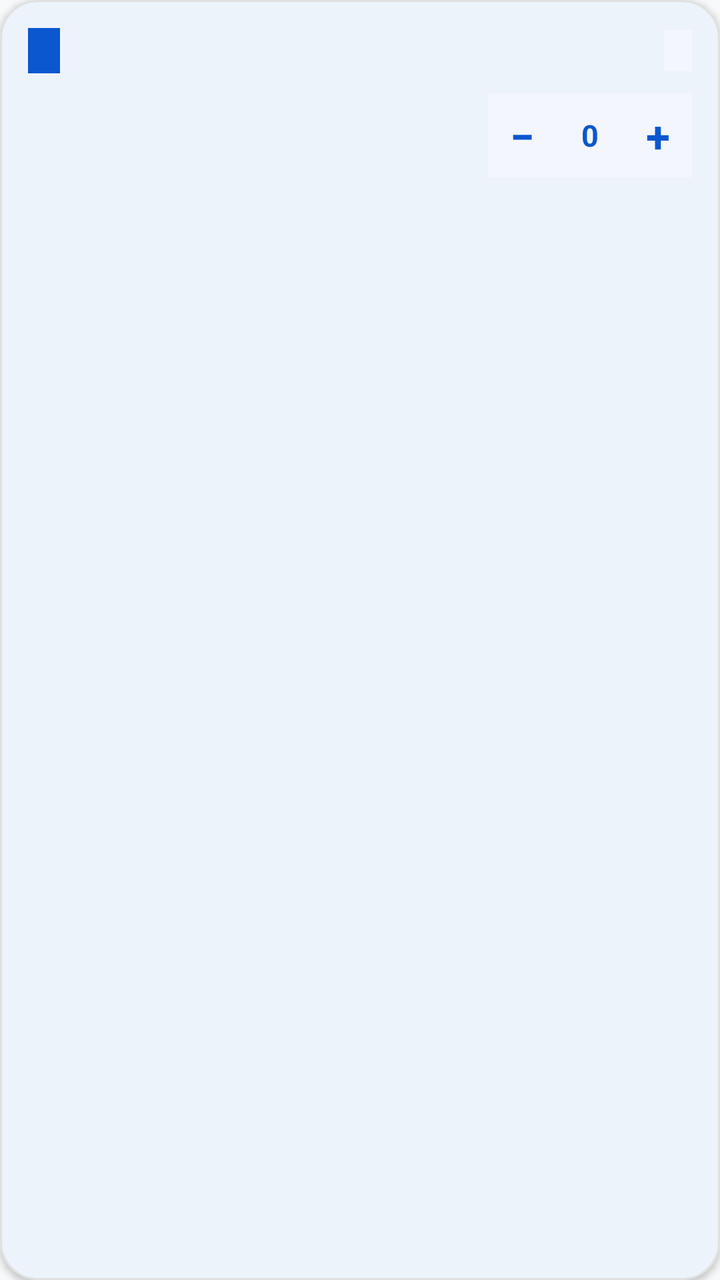
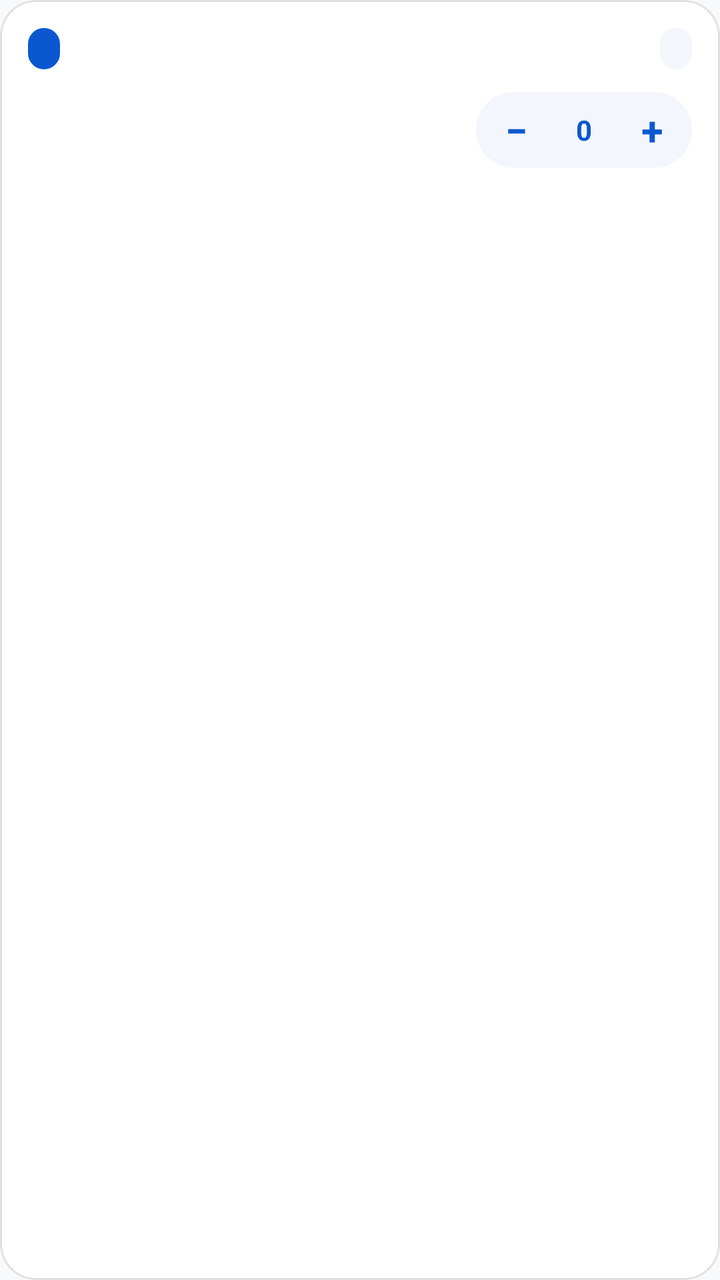

Before-and-after screenshots of an Android layout around one commit, followed by the original layout XML and the change that was made.
<!-- AndroidManifest.xml: application theme Theme.OrderPro -->
<!-- res/layout/item_order_catalog_product.xml -->
<?xml version="1.0" encoding="utf-8"?>
<com.google.android.material.card.MaterialCardView xmlns:android="http://schemas.android.com/apk/res/android"
    xmlns:app="http://schemas.android.com/apk/res-auto"
    android:layout_width="match_parent"
    android:layout_height="wrap_content"
    app:cardBackgroundColor="@color/surface_light"
    app:cardCornerRadius="19dp"
    app:cardElevation="2dp"
    app:strokeColor="@color/outline_light"
    app:strokeWidth="1dp">

    <LinearLayout
        android:layout_width="match_parent"
        android:layout_height="wrap_content"
        android:orientation="vertical"
        android:padding="14dp">

        <LinearLayout
            android:layout_width="match_parent"
            android:layout_height="wrap_content"
            android:gravity="center_vertical"
            android:orientation="horizontal">

            <TextView
                android:id="@+id/tvProductBrand"
                android:layout_width="wrap_content"
                android:layout_height="wrap_content"
                android:background="@color/google_blue"
                android:paddingStart="8dp"
                android:paddingTop="4dp"
                android:paddingEnd="8dp"
                android:paddingBottom="4dp"
                android:textColor="@color/surface_light"
                android:textSize="11sp"
                android:textStyle="bold" />

            <TextView
                android:id="@+id/tvProductSku"
                android:layout_width="0dp"
                android:layout_height="wrap_content"
                android:layout_marginStart="8dp"
                android:layout_weight="1"
                android:textColor="@color/on_surface_variant_light"
                android:textSize="12sp" />

            <TextView
                android:id="@+id/tvProductType"
                android:layout_width="wrap_content"
                android:layout_height="wrap_content"
                android:background="@color/tonal_surface_light"
                android:paddingStart="7dp"
                android:paddingTop="3dp"
                android:paddingEnd="7dp"
                android:paddingBottom="3dp"
                android:textColor="@color/on_surface_variant_light"
                android:textSize="11sp" />
        </LinearLayout>

        <LinearLayout
            android:layout_width="match_parent"
            android:layout_height="wrap_content"
            android:layout_marginTop="10dp"
            android:gravity="center_vertical"
            android:orientation="horizontal">

            <LinearLayout
                android:layout_width="0dp"
                android:layout_height="wrap_content"
                android:layout_weight="1"
                android:orientation="vertical">

                <TextView
                    android:id="@+id/tvProductName"
                    android:layout_width="match_parent"
                    android:layout_height="wrap_content"
                    android:maxLines="2"
                    android:textColor="@color/on_surface_light"
                    android:textSize="15sp"
                    android:textStyle="bold" />

                <TextView
                    android:id="@+id/tvProductPrice"
                    android:layout_width="match_parent"
                    android:layout_height="wrap_content"
                    android:layout_marginTop="5dp"
                    android:textColor="@color/google_blue"
                    android:textSize="12sp"
                    android:textStyle="bold" />
            </LinearLayout>

            <LinearLayout
                android:id="@+id/orderQuantityStepper"
                android:layout_width="wrap_content"
                android:layout_height="42dp"
                android:layout_marginStart="8dp"
                android:background="@color/tonal_surface_light"
                android:gravity="center"
                android:orientation="horizontal">

                <TextView
                    android:id="@+id/btnDecreaseQuantity"
                    android:layout_width="34dp"
                    android:layout_height="match_parent"
                    android:contentDescription="Decrease quantity"
                    android:gravity="center"
                    android:text="−"
                    android:textColor="@color/google_blue"
                    android:textSize="22sp"
                    android:textStyle="bold" />

                <TextView
                    android:id="@+id/tvProductQuantity"
                    android:layout_width="34dp"
                    android:layout_height="match_parent"
                    android:gravity="center"
                    android:text="0"
                    android:textColor="@color/google_blue"
                    android:textSize="15sp"
                    android:textStyle="bold" />

                <TextView
                    android:id="@+id/btnIncreaseQuantity"
                    android:layout_width="34dp"
                    android:layout_height="match_parent"
                    android:contentDescription="Increase quantity"
                    android:gravity="center"
                    android:text="+"
                    android:textColor="@color/google_blue"
                    android:textSize="22sp"
                    android:textStyle="bold" />
            </LinearLayout>
        </LinearLayout>
    </LinearLayout>
</com.google.android.material.card.MaterialCardView>
<!-- resources referenced by this layout -->
<resources>
  <color name="google_blue">#0B57D0</color>
  <color name="on_surface_light">#1F1F1F</color>
  <color name="on_surface_variant_light">#444746</color>
  <color name="outline_light">#E0E0E0</color>
  <color name="surface_light">#FFFFFF</color>
  <color name="tonal_surface_light">#F3F6FC</color>
  <style name="Theme.OrderPro" parent="Theme.Material3.DayNight.NoActionBar">
          <item name="colorPrimary">@color/google_blue</item>
          <item name="colorOnPrimary">@color/surface_light</item>
          <item name="colorPrimaryContainer">@color/google_blue_container</item>
          <item name="colorOnPrimaryContainer">@color/on_google_blue_container</item>
          <item name="android:colorBackground">@color/background_light</item>
          <item name="colorSurface">@color/surface_light</item>
          <item name="colorSurfaceVariant">@color/tonal_surface_light</item>
          <item name="colorOnSurface">@color/on_surface_light</item>
          <item name="colorOnSurfaceVariant">@color/on_surface_variant_light</item>
          <item name="colorOutline">@color/outline_light</item>
      </style>
  <color name="google_blue_container">#D3E3FD</color>
  <color name="on_google_blue_container">#041E49</color>
  <color name="background_light">#F8F9FA</color>
</resources>

<!-- the commit's change to res/layout/item_order_catalog_product.xml (unified diff, before → after) -->
@@ -3,9 +3,10 @@
     xmlns:app="http://schemas.android.com/apk/res-auto"
     android:layout_width="match_parent"
     android:layout_height="wrap_content"
+    android:layout_marginBottom="@dimen/card_margin_bottom"
     app:cardBackgroundColor="@color/surface_light"
-    app:cardCornerRadius="19dp"
-    app:cardElevation="2dp"
+    app:cardCornerRadius="@dimen/card_corner_radius_expressive"
+    app:cardElevation="0dp"
     app:strokeColor="@color/outline_light"
     app:strokeWidth="1dp">
 
@@ -13,8 +14,9 @@
         android:layout_width="match_parent"
         android:layout_height="wrap_content"
         android:orientation="vertical"
-        android:padding="14dp">
+        android:padding="@dimen/card_padding">
 
+        
         <LinearLayout
             android:layout_width="match_parent"
             android:layout_height="wrap_content"
@@ -25,11 +27,12 @@
                 android:id="@+id/tvProductBrand"
                 android:layout_width="wrap_content"
                 android:layout_height="wrap_content"
-                android:background="@color/google_blue"
-                android:paddingStart="8dp"
-                android:paddingTop="4dp"
-                android:paddingEnd="8dp"
-                android:paddingBottom="4dp"
+                android:background="@drawable/shape_rounded_badge"
+                android:backgroundTint="@color/google_blue"
+                android:ellipsize="end"
+                android:maxLines="1"
+                android:paddingHorizontal="8dp"
+                android:paddingVertical="3dp"
                 android:textColor="@color/surface_light"
                 android:textSize="11sp"
                 android:textStyle="bold" />
@@ -40,6 +43,8 @@
                 android:layout_height="wrap_content"
                 android:layout_marginStart="8dp"
                 android:layout_weight="1"
+                android:ellipsize="end"
+                android:maxLines="1"
                 android:textColor="@color/on_surface_variant_light"
                 android:textSize="12sp" />
 
@@ -47,15 +52,17 @@
                 android:id="@+id/tvProductType"
                 android:layout_width="wrap_content"
                 android:layout_height="wrap_content"
-                android:background="@color/tonal_surface_light"
-                android:paddingStart="7dp"
-                android:paddingTop="3dp"
-                android:paddingEnd="7dp"
-                android:paddingBottom="3dp"
+                android:background="@drawable/shape_rounded_badge"
+                android:backgroundTint="@color/tonal_surface_light"
+                android:ellipsize="end"
+                android:maxLines="1"
+                android:paddingHorizontal="8dp"
+                android:paddingVertical="3dp"
                 android:textColor="@color/on_surface_variant_light"
                 android:textSize="11sp" />
         </LinearLayout>
 
+        
         <LinearLayout
             android:layout_width="match_parent"
             android:layout_height="wrap_content"
@@ -73,6 +80,7 @@
                     android:id="@+id/tvProductName"
                     android:layout_width="match_parent"
                     android:layout_height="wrap_content"
+                    android:ellipsize="end"
                     android:maxLines="2"
                     android:textColor="@color/on_surface_light"
                     android:textSize="15sp"
@@ -82,7 +90,9 @@
                     android:id="@+id/tvProductPrice"
                     android:layout_width="match_parent"
                     android:layout_height="wrap_content"
-                    android:layout_marginTop="5dp"
+                    android:layout_marginTop="4dp"
+                    android:ellipsize="end"
+                    android:maxLines="1"
                     android:textColor="@color/google_blue"
                     android:textSize="12sp"
                     android:textStyle="bold" />
@@ -91,42 +101,50 @@
             <LinearLayout
                 android:id="@+id/orderQuantityStepper"
                 android:layout_width="wrap_content"
-                android:layout_height="42dp"
-                android:layout_marginStart="8dp"
-                android:background="@color/tonal_surface_light"
-                android:gravity="center"
-                android:orientation="horizontal">
+                android:layout_height="38dp"
+                android:layout_marginStart="10dp"
+                android:background="@drawable/shape_rounded_badge"
+                android:backgroundTint="@color/tonal_surface_light"
+                android:gravity="center_vertical"
+                android:orientation="horizontal"
+                android:paddingHorizontal="2dp">
 
                 <TextView
                     android:id="@+id/btnDecreaseQuantity"
-                    android:layout_width="34dp"
+                    android:layout_width="36dp"
                     android:layout_height="match_parent"
+                    android:background="?attr/selectableItemBackgroundBorderless"
+                    android:clickable="true"
                     android:contentDescription="Decrease quantity"
+                    android:focusable="true"
                     android:gravity="center"
                     android:text="−"
                     android:textColor="@color/google_blue"
-                    android:textSize="22sp"
+                    android:textSize="20sp"
                     android:textStyle="bold" />
 
                 <TextView
                     android:id="@+id/tvProductQuantity"
-                    android:layout_width="34dp"
+                    android:layout_width="32dp"
                     android:layout_height="match_parent"
                     android:gravity="center"
                     android:text="0"
                     android:textColor="@color/google_blue"
-                    android:textSize="15sp"
+                    android:textSize="14sp"
                     android:textStyle="bold" />
 
                 <TextView
                     android:id="@+id/btnIncreaseQuantity"
-                    android:layout_width="34dp"
+                    android:layout_width="36dp"
                     android:layout_height="match_parent"
+                    android:background="?attr/selectableItemBackgroundBorderless"
+                    android:clickable="true"
                     android:contentDescription="Increase quantity"
+                    android:focusable="true"
                     android:gravity="center"
                     android:text="+"
                     android:textColor="@color/google_blue"
-                    android:textSize="22sp"
+                    android:textSize="20sp"
                     android:textStyle="bold" />
             </LinearLayout>
         </LinearLayout>
<!-- resource entries referenced after the edit -->
@@ -6,6 +6,16 @@
   <color name="outline_light">#E0E0E0</color>
   <color name="surface_light">#FFFFFF</color>
   <color name="tonal_surface_light">#F3F6FC</color>
+  <dimen name="card_corner_radius_expressive">18dp</dimen>
+  <dimen name="card_margin_bottom">8dp</dimen>
+  <dimen name="card_padding">14dp</dimen>
+  <!-- drawable shape_rounded_badge (drawable) -->
+  <?xml version="1.0" encoding="utf-8"?>
+  <shape xmlns:android="http://schemas.android.com/apk/res/android"
+      android:shape="rectangle">
+      <corners android:radius="@dimen/badge_corner_radius" />
+      <solid android:color="@color/trend_positive_green_bg" />
+  </shape>
   <style name="Theme.OrderPro" parent="Theme.Material3.DayNight.NoActionBar">
           <item name="colorPrimary">@color/google_blue</item>
           <item name="colorOnPrimary">@color/surface_light</item>
@@ -17,9 +27,25 @@
           <item name="colorOnSurface">@color/on_surface_light</item>
           <item name="colorOnSurfaceVariant">@color/on_surface_variant_light</item>
           <item name="colorOutline">@color/outline_light</item>
+  
+          
+          <item name="shapeAppearanceCornerSmall">@style/ShapeAppearance.OrderPro.SmallComponent</item>
+          <item name="shapeAppearanceCornerMedium">@style/ShapeAppearance.OrderPro.MediumComponent</item>
+          <item name="shapeAppearanceCornerLarge">@style/ShapeAppearance.OrderPro.LargeComponent</item>
       </style>
+  <dimen name="badge_corner_radius">100dp</dimen>
+  <color name="trend_positive_green_bg">#E6F4EA</color>
   <color name="google_blue_container">#D3E3FD</color>
   <color name="on_google_blue_container">#041E49</color>
   <color name="background_light">#F8F9FA</color>
+  <style name="ShapeAppearance.OrderPro.SmallComponent" parent="ShapeAppearance.Material3.Corner.Small">
+          <item name="cornerSize">10dp</item>
+      </style>
+  <style name="ShapeAppearance.OrderPro.MediumComponent" parent="ShapeAppearance.Material3.Corner.Medium">
+          <item name="cornerSize">18dp</item>
+      </style>
+  <style name="ShapeAppearance.OrderPro.LargeComponent" parent="ShapeAppearance.Material3.Corner.Large">
+          <item name="cornerSize">24dp</item>
+      </style>
 </resources>
 
